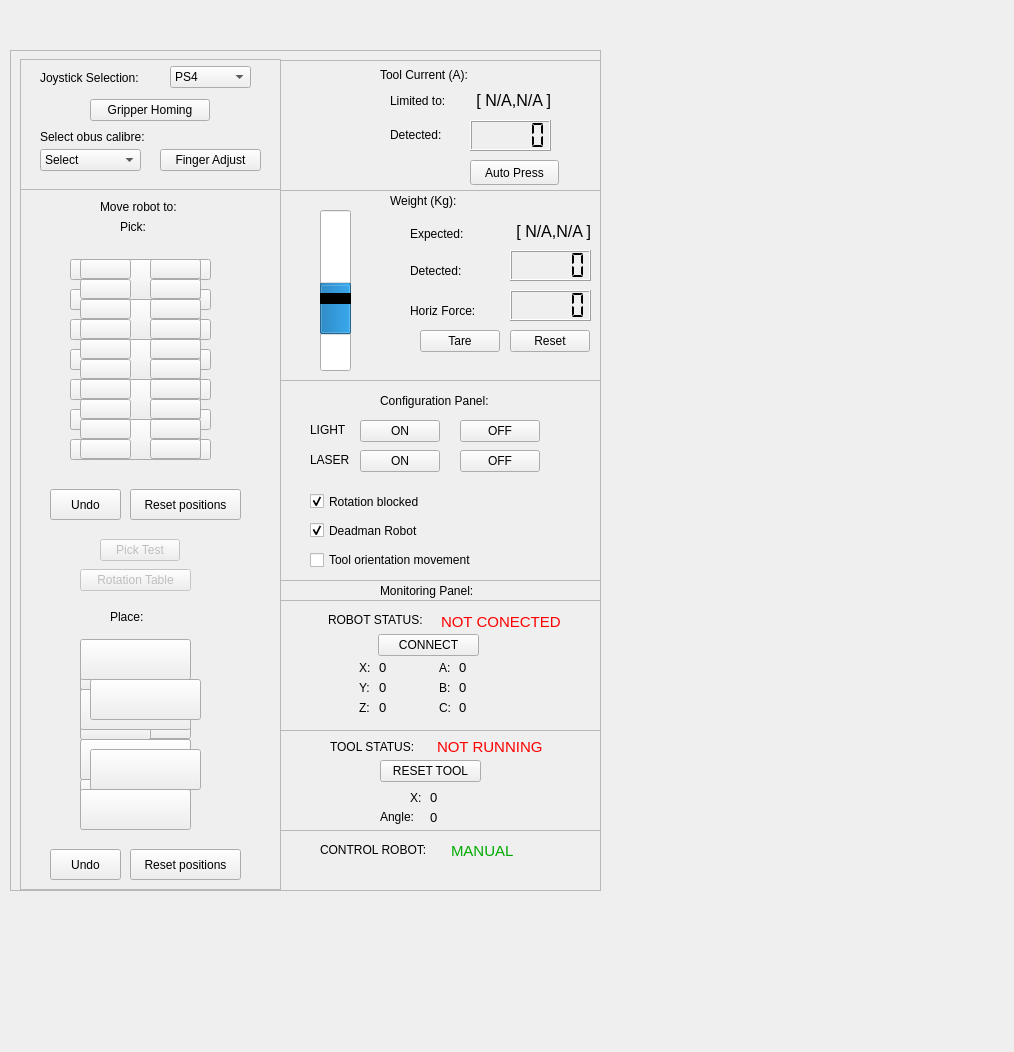
Above: kuka_gui/gui/resource/RqtKuka.ui from asoriano1/obuses_project before the change. Below: the same form after it.
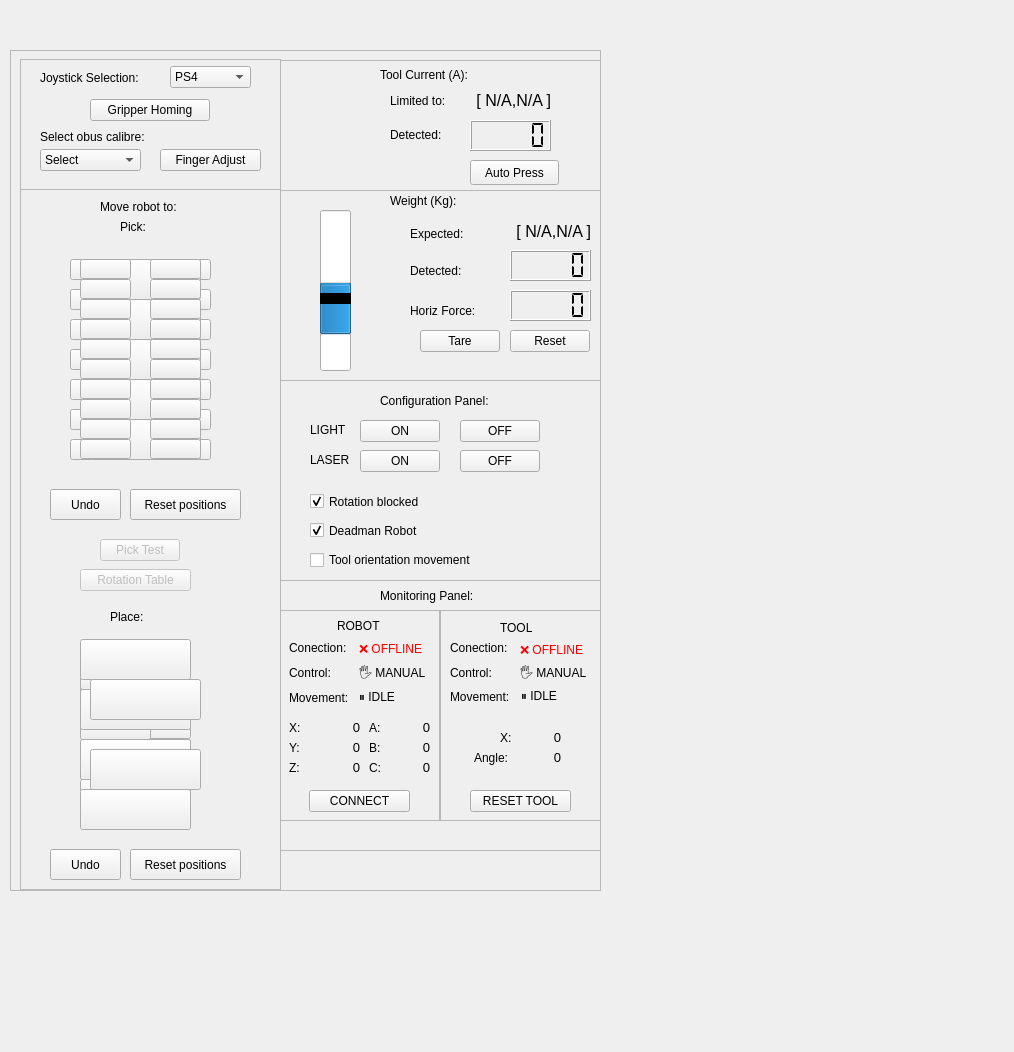
That is the form after the change. Icons and pictures are not drawn.

Patch:
```diff
--- a/kuka_gui/gui/resource/RqtKuka.ui
+++ b/kuka_gui/gui/resource/RqtKuka.ui
@@ -4033,7 +4033,7 @@
       <property name="geometry">
        <rect>
         <x>100</x>
-        <y>0</y>
+        <y>5</y>
         <width>131</width>
         <height>21</height>
        </rect>
@@ -4046,9 +4046,9 @@
       <property name="geometry">
        <rect>
         <x>0</x>
-        <y>150</y>
+        <y>270</y>
         <width>331</width>
-        <height>101</height>
+        <height>41</height>
        </rect>
       </property>
       <property name="frameShape">
@@ -4057,141 +4057,14 @@
       <property name="frameShadow">
        <enum>QFrame::Raised</enum>
       </property>
-      <widget class="QLabel" name="tool_status_label">
-       <property name="geometry">
-        <rect>
-         <x>157</x>
-         <y>8</y>
-         <width>121</width>
-         <height>16</height>
-        </rect>
-       </property>
-       <property name="font">
-        <font>
-         <pointsize>10</pointsize>
-        </font>
-       </property>
-       <property name="autoFillBackground">
-        <bool>true</bool>
-       </property>
-       <property name="styleSheet">
-        <string notr="true">color: rgb(0, 170, 0);</string>
-       </property>
-       <property name="text">
-        <string>&lt;html&gt;&lt;head/&gt;&lt;body&gt;&lt;p&gt;&lt;span style=&quot; font-size:11pt; color:#ff0000;&quot;&gt;NOT RUNNING&lt;/span&gt;&lt;/p&gt;&lt;/body&gt;&lt;/html&gt;</string>
-       </property>
-      </widget>
-      <widget class="QLabel" name="label_30">
-       <property name="geometry">
-        <rect>
-         <x>50</x>
-         <y>7</y>
-         <width>101</width>
-         <height>20</height>
-        </rect>
-       </property>
-       <property name="text">
-        <string>TOOL STATUS:</string>
-       </property>
-      </widget>
-      <widget class="QPushButton" name="Reset_Ext_Button">
-       <property name="enabled">
-        <bool>true</bool>
-       </property>
-       <property name="geometry">
-        <rect>
-         <x>100</x>
-         <y>30</y>
-         <width>101</width>
-         <height>22</height>
-        </rect>
-       </property>
-       <property name="text">
-        <string>RESET TOOL</string>
-       </property>
-      </widget>
-      <widget class="QLabel" name="label_34">
-       <property name="geometry">
-        <rect>
-         <x>130</x>
-         <y>60</y>
-         <width>21</width>
-         <height>16</height>
-        </rect>
-       </property>
-       <property name="text">
-        <string>X:</string>
-       </property>
-      </widget>
-      <widget class="QLabel" name="label_35">
-       <property name="geometry">
-        <rect>
-         <x>100</x>
-         <y>77</y>
-         <width>51</width>
-         <height>20</height>
-        </rect>
-       </property>
-       <property name="text">
-        <string>Angle:</string>
-       </property>
-      </widget>
-      <widget class="QLabel" name="tool_pose_x_label">
-       <property name="geometry">
-        <rect>
-         <x>150</x>
-         <y>60</y>
-         <width>61</width>
-         <height>16</height>
-        </rect>
-       </property>
-       <property name="font">
-        <font>
-         <pointsize>10</pointsize>
-        </font>
-       </property>
-       <property name="autoFillBackground">
-        <bool>true</bool>
-       </property>
-       <property name="styleSheet">
-        <string notr="true">color: rgb(0, 170, 0);</string>
-       </property>
-       <property name="text">
-        <string>&lt;html&gt;&lt;head/&gt;&lt;body&gt;&lt;p&gt;&lt;span style=&quot; color:#000000;&quot;&gt;0&lt;/span&gt;&lt;/p&gt;&lt;/body&gt;&lt;/html&gt;</string>
-       </property>
-      </widget>
-      <widget class="QLabel" name="tool_pose_a_label">
-       <property name="geometry">
-        <rect>
-         <x>150</x>
-         <y>80</y>
-         <width>61</width>
-         <height>16</height>
-        </rect>
-       </property>
-       <property name="font">
-        <font>
-         <pointsize>10</pointsize>
-        </font>
-       </property>
-       <property name="autoFillBackground">
-        <bool>true</bool>
-       </property>
-       <property name="styleSheet">
-        <string notr="true">color: rgb(0, 170, 0);</string>
-       </property>
-       <property name="text">
-        <string>&lt;html&gt;&lt;head/&gt;&lt;body&gt;&lt;p&gt;&lt;span style=&quot; color:#000000;&quot;&gt;0&lt;/span&gt;&lt;/p&gt;&lt;/body&gt;&lt;/html&gt;</string>
-       </property>
-      </widget>
      </widget>
      <widget class="QFrame" name="frame_robot_status">
       <property name="geometry">
        <rect>
         <x>-1</x>
-        <y>20</y>
-        <width>331</width>
-        <height>131</height>
+        <y>30</y>
+        <width>161</width>
+        <height>211</height>
        </rect>
       </property>
       <property name="frameShape">
@@ -4200,44 +4073,31 @@
       <property name="frameShadow">
        <enum>QFrame::Raised</enum>
       </property>
-      <widget class="QPushButton" name="Reset_Robot_Button">
-       <property name="geometry">
-        <rect>
-         <x>99</x>
-         <y>34</y>
-         <width>101</width>
-         <height>22</height>
-        </rect>
-       </property>
-       <property name="text">
-        <string>CONNECT</string>
-       </property>
-      </widget>
       <widget class="QLabel" name="label_29">
        <property name="geometry">
         <rect>
-         <x>49</x>
-         <y>10</y>
-         <width>111</width>
-         <height>20</height>
+         <x>10</x>
+         <y>30</y>
+         <width>71</width>
+         <height>16</height>
         </rect>
        </property>
        <property name="text">
-        <string>ROBOT STATUS:</string>
+        <string>Conection:</string>
        </property>
       </widget>
       <widget class="QLabel" name="robot_connection_label">
        <property name="geometry">
         <rect>
-         <x>162</x>
-         <y>12</y>
-         <width>121</width>
+         <x>80</x>
+         <y>29</y>
+         <width>71</width>
          <height>20</height>
         </rect>
        </property>
        <property name="font">
         <font>
-         <pointsize>10</pointsize>
+         <pointsize>9</pointsize>
         </font>
        </property>
        <property name="autoFillBackground">
@@ -4247,14 +4107,14 @@
         <string notr="true">color: rgb(0, 170, 0);</string>
        </property>
        <property name="text">
-        <string>&lt;html&gt;&lt;head/&gt;&lt;body&gt;&lt;p&gt;&lt;span style=&quot; font-size:11pt; color:#ff0000;&quot;&gt;NOT CONECTED&lt;/span&gt;&lt;/p&gt;&lt;/body&gt;&lt;/html&gt;</string>
+        <string>&lt;html&gt;&lt;head/&gt;&lt;body&gt;&lt;p&gt;&lt;span style=&quot; color:#ff0000;&quot;&gt;❌ OFFLINE&lt;/span&gt;&lt;/p&gt;&lt;/body&gt;&lt;/html&gt;</string>
        </property>
       </widget>
       <widget class="QLabel" name="label_31">
        <property name="geometry">
         <rect>
-         <x>80</x>
-         <y>60</y>
+         <x>10</x>
+         <y>110</y>
          <width>21</width>
          <height>16</height>
         </rect>
@@ -4266,8 +4126,8 @@
       <widget class="QLabel" name="label_32">
        <property name="geometry">
         <rect>
-         <x>80</x>
-         <y>80</y>
+         <x>10</x>
+         <y>130</y>
          <width>21</width>
          <height>16</height>
         </rect>
@@ -4279,8 +4139,8 @@
       <widget class="QLabel" name="label_33">
        <property name="geometry">
         <rect>
-         <x>80</x>
-         <y>100</y>
+         <x>10</x>
+         <y>150</y>
          <width>21</width>
          <height>16</height>
         </rect>
@@ -4292,9 +4152,9 @@
       <widget class="QLabel" name="robot_pose_x_label">
        <property name="geometry">
         <rect>
-         <x>100</x>
-         <y>60</y>
-         <width>61</width>
+         <x>30</x>
+         <y>110</y>
+         <width>51</width>
          <height>16</height>
         </rect>
        </property>
@@ -4310,15 +4170,15 @@
         <string notr="true">color: rgb(0, 170, 0);</string>
        </property>
        <property name="text">
-        <string>&lt;html&gt;&lt;head/&gt;&lt;body&gt;&lt;p&gt;&lt;span style=&quot; color:#000000;&quot;&gt;0&lt;/span&gt;&lt;/p&gt;&lt;/body&gt;&lt;/html&gt;</string>
+        <string>&lt;html&gt;&lt;head/&gt;&lt;body&gt;&lt;p align=&quot;right&quot;&gt;&lt;span style=&quot; color:#000000;&quot;&gt;0&lt;/span&gt;&lt;/p&gt;&lt;/body&gt;&lt;/html&gt;</string>
        </property>
       </widget>
       <widget class="QLabel" name="robot_pose_y_label">
        <property name="geometry">
         <rect>
-         <x>100</x>
-         <y>80</y>
-         <width>61</width>
+         <x>30</x>
+         <y>130</y>
+         <width>51</width>
          <height>16</height>
         </rect>
        </property>
@@ -4334,15 +4194,15 @@
         <string notr="true">color: rgb(0, 170, 0);</string>
        </property>
        <property name="text">
-        <string>&lt;html&gt;&lt;head/&gt;&lt;body&gt;&lt;p&gt;&lt;span style=&quot; color:#000000;&quot;&gt;0&lt;/span&gt;&lt;/p&gt;&lt;/body&gt;&lt;/html&gt;</string>
+        <string>&lt;html&gt;&lt;head/&gt;&lt;body&gt;&lt;p align=&quot;right&quot;&gt;&lt;span style=&quot; color:#000000;&quot;&gt;0&lt;/span&gt;&lt;/p&gt;&lt;/body&gt;&lt;/html&gt;</string>
        </property>
       </widget>
       <widget class="QLabel" name="robot_pose_z_label">
        <property name="geometry">
         <rect>
-         <x>100</x>
-         <y>100</y>
-         <width>61</width>
+         <x>30</x>
+         <y>150</y>
+         <width>51</width>
          <height>16</height>
         </rect>
        </property>
@@ -4358,14 +4218,14 @@
         <string notr="true">color: rgb(0, 170, 0);</string>
        </property>
        <property name="text">
-        <string>&lt;html&gt;&lt;head/&gt;&lt;body&gt;&lt;p&gt;&lt;span style=&quot; color:#000000;&quot;&gt;0&lt;/span&gt;&lt;/p&gt;&lt;/body&gt;&lt;/html&gt;</string>
+        <string>&lt;html&gt;&lt;head/&gt;&lt;body&gt;&lt;p align=&quot;right&quot;&gt;&lt;span style=&quot; color:#000000;&quot;&gt;0&lt;/span&gt;&lt;/p&gt;&lt;/body&gt;&lt;/html&gt;</string>
        </property>
       </widget>
       <widget class="QLabel" name="label_36">
        <property name="geometry">
         <rect>
-         <x>160</x>
-         <y>60</y>
+         <x>90</x>
+         <y>110</y>
          <width>21</width>
          <height>16</height>
         </rect>
@@ -4377,8 +4237,8 @@
       <widget class="QLabel" name="label_37">
        <property name="geometry">
         <rect>
-         <x>160</x>
-         <y>80</y>
+         <x>90</x>
+         <y>130</y>
          <width>21</width>
          <height>16</height>
         </rect>
@@ -4390,8 +4250,8 @@
       <widget class="QLabel" name="label_38">
        <property name="geometry">
         <rect>
-         <x>160</x>
-         <y>100</y>
+         <x>90</x>
+         <y>150</y>
          <width>21</width>
          <height>16</height>
         </rect>
@@ -4403,9 +4263,9 @@
       <widget class="QLabel" name="robot_pose_a_label">
        <property name="geometry">
         <rect>
-         <x>180</x>
-         <y>60</y>
-         <width>61</width>
+         <x>110</x>
+         <y>110</y>
+         <width>41</width>
          <height>16</height>
         </rect>
        </property>
@@ -4421,15 +4281,15 @@
         <string notr="true">color: rgb(0, 170, 0);</string>
        </property>
        <property name="text">
-        <string>&lt;html&gt;&lt;head/&gt;&lt;body&gt;&lt;p&gt;&lt;span style=&quot; color:#000000;&quot;&gt;0&lt;/span&gt;&lt;/p&gt;&lt;/body&gt;&lt;/html&gt;</string>
+        <string>&lt;html&gt;&lt;head/&gt;&lt;body&gt;&lt;p align=&quot;right&quot;&gt;&lt;span style=&quot; color:#000000;&quot;&gt;0&lt;/span&gt;&lt;/p&gt;&lt;/body&gt;&lt;/html&gt;</string>
        </property>
       </widget>
       <widget class="QLabel" name="robot_pose_b_label">
        <property name="geometry">
         <rect>
-         <x>180</x>
-         <y>80</y>
-         <width>61</width>
+         <x>110</x>
+         <y>130</y>
+         <width>41</width>
          <height>16</height>
         </rect>
        </property>
@@ -4445,15 +4305,15 @@
         <string notr="true">color: rgb(0, 170, 0);</string>
        </property>
        <property name="text">
-        <string>&lt;html&gt;&lt;head/&gt;&lt;body&gt;&lt;p&gt;&lt;span style=&quot; color:#000000;&quot;&gt;0&lt;/span&gt;&lt;/p&gt;&lt;/body&gt;&lt;/html&gt;</string>
+        <string>&lt;html&gt;&lt;head/&gt;&lt;body&gt;&lt;p align=&quot;right&quot;&gt;&lt;span style=&quot; color:#000000;&quot;&gt;0&lt;/span&gt;&lt;/p&gt;&lt;/body&gt;&lt;/html&gt;</string>
        </property>
       </widget>
       <widget class="QLabel" name="robot_pose_c_label">
        <property name="geometry">
         <rect>
-         <x>180</x>
-         <y>100</y>
-         <width>61</width>
+         <x>110</x>
+         <y>150</y>
+         <width>41</width>
          <height>16</height>
         </rect>
        </property>
@@ -4469,17 +4329,117 @@
         <string notr="true">color: rgb(0, 170, 0);</string>
        </property>
        <property name="text">
-        <string>&lt;html&gt;&lt;head/&gt;&lt;body&gt;&lt;p&gt;&lt;span style=&quot; color:#000000;&quot;&gt;0&lt;/span&gt;&lt;/p&gt;&lt;/body&gt;&lt;/html&gt;</string>
+        <string>&lt;html&gt;&lt;head/&gt;&lt;body&gt;&lt;p align=&quot;right&quot;&gt;&lt;span style=&quot; color:#000000;&quot;&gt;0&lt;/span&gt;&lt;/p&gt;&lt;/body&gt;&lt;/html&gt;</string>
+       </property>
+      </widget>
+      <widget class="QLabel" name="label_46">
+       <property name="geometry">
+        <rect>
+         <x>10</x>
+         <y>55</y>
+         <width>71</width>
+         <height>16</height>
+        </rect>
+       </property>
+       <property name="text">
+        <string>Control:</string>
+       </property>
+      </widget>
+      <widget class="QLabel" name="robot_mode_label">
+       <property name="geometry">
+        <rect>
+         <x>80</x>
+         <y>54</y>
+         <width>71</width>
+         <height>20</height>
+        </rect>
+       </property>
+       <property name="font">
+        <font>
+         <pointsize>9</pointsize>
+        </font>
+       </property>
+       <property name="autoFillBackground">
+        <bool>true</bool>
+       </property>
+       <property name="styleSheet">
+        <string notr="true">color: rgb(0, 0, 0);</string>
+       </property>
+       <property name="text">
+        <string>&lt;html&gt;&lt;head/&gt;&lt;body&gt;&lt;p&gt;🖐️ MANUAL&lt;/p&gt;&lt;/body&gt;&lt;/html&gt;</string>
+       </property>
+      </widget>
+      <widget class="QLabel" name="label_47">
+       <property name="geometry">
+        <rect>
+         <x>10</x>
+         <y>80</y>
+         <width>71</width>
+         <height>16</height>
+        </rect>
+       </property>
+       <property name="text">
+        <string>Movement:</string>
+       </property>
+      </widget>
+      <widget class="QLabel" name="robot_control_label_2">
+       <property name="geometry">
+        <rect>
+         <x>80</x>
+         <y>77</y>
+         <width>71</width>
+         <height>20</height>
+        </rect>
+       </property>
+       <property name="font">
+        <font>
+         <pointsize>9</pointsize>
+        </font>
+       </property>
+       <property name="autoFillBackground">
+        <bool>true</bool>
+       </property>
+       <property name="styleSheet">
+        <string notr="true">color: rgb(0, 0, 0);</string>
+       </property>
+       <property name="text">
+        <string>&lt;html&gt;&lt;head/&gt;&lt;body&gt;&lt;p&gt;⏸️ IDLE&lt;/p&gt;&lt;/body&gt;&lt;/html&gt;</string>
+       </property>
+      </widget>
+      <widget class="QLabel" name="label_48">
+       <property name="geometry">
+        <rect>
+         <x>58</x>
+         <y>8</y>
+         <width>51</width>
+         <height>16</height>
+        </rect>
+       </property>
+       <property name="text">
+        <string>ROBOT</string>
+       </property>
+      </widget>
+      <widget class="QPushButton" name="Reset_Robot_Button">
+       <property name="geometry">
+        <rect>
+         <x>30</x>
+         <y>180</y>
+         <width>101</width>
+         <height>22</height>
+        </rect>
+       </property>
+       <property name="text">
+        <string>CONNECT</string>
        </property>
       </widget>
      </widget>
      <widget class="QFrame" name="frame_2">
       <property name="geometry">
        <rect>
-        <x>0</x>
-        <y>250</y>
-        <width>331</width>
-        <height>61</height>
+        <x>160</x>
+        <y>30</y>
+        <width>171</width>
+        <height>211</height>
        </rect>
       </property>
       <property name="frameShape">
@@ -4488,15 +4448,41 @@
       <property name="frameShadow">
        <enum>QFrame::Raised</enum>
       </property>
-      <widget class="QLabel" name="control_mode_label">
+      <widget class="QLabel" name="label_35">
        <property name="geometry">
         <rect>
-         <x>171</x>
-         <y>11</y>
-         <width>111</width>
+         <x>34</x>
+         <y>138</y>
+         <width>41</width>
          <height>20</height>
         </rect>
        </property>
+       <property name="text">
+        <string>Angle:</string>
+       </property>
+      </widget>
+      <widget class="QLabel" name="label_34">
+       <property name="geometry">
+        <rect>
+         <x>60</x>
+         <y>120</y>
+         <width>21</width>
+         <height>16</height>
+        </rect>
+       </property>
+       <property name="text">
+        <string>X:</string>
+       </property>
+      </widget>
+      <widget class="QLabel" name="tool_pose_a_label">
+       <property name="geometry">
+        <rect>
+         <x>80</x>
+         <y>140</y>
+         <width>41</width>
+         <height>16</height>
+        </rect>
+       </property>
        <property name="font">
         <font>
          <pointsize>10</pointsize>
@@ -4509,20 +4495,171 @@
         <string notr="true">color: rgb(0, 170, 0);</string>
        </property>
        <property name="text">
-        <string>&lt;html&gt;&lt;head/&gt;&lt;body&gt;&lt;p&gt;&lt;span style=&quot; font-size:11pt;&quot;&gt;MANUAL&lt;/span&gt;&lt;/p&gt;&lt;/body&gt;&lt;/html&gt;</string>
+        <string>&lt;html&gt;&lt;head/&gt;&lt;body&gt;&lt;p align=&quot;right&quot;&gt;&lt;span style=&quot; color:#000000;&quot;&gt;0&lt;/span&gt;&lt;/p&gt;&lt;/body&gt;&lt;/html&gt;</string>
        </property>
       </widget>
-      <widget class="QLabel" name="label_24">
+      <widget class="QLabel" name="tool_pose_x_label">
        <property name="geometry">
         <rect>
-         <x>40</x>
+         <x>80</x>
+         <y>120</y>
+         <width>41</width>
+         <height>16</height>
+        </rect>
+       </property>
+       <property name="font">
+        <font>
+         <pointsize>10</pointsize>
+        </font>
+       </property>
+       <property name="autoFillBackground">
+        <bool>true</bool>
+       </property>
+       <property name="styleSheet">
+        <string notr="true">color: rgb(0, 170, 0);</string>
+       </property>
+       <property name="text">
+        <string>&lt;html&gt;&lt;head/&gt;&lt;body&gt;&lt;p align=&quot;right&quot;&gt;&lt;span style=&quot; color:#000000;&quot;&gt;0&lt;/span&gt;&lt;/p&gt;&lt;/body&gt;&lt;/html&gt;</string>
+       </property>
+      </widget>
+      <widget class="QLabel" name="label_30">
+       <property name="geometry">
+        <rect>
+         <x>60</x>
          <y>10</y>
-         <width>131</width>
+         <width>41</width>
+         <height>16</height>
+        </rect>
+       </property>
+       <property name="text">
+        <string>TOOL</string>
+       </property>
+      </widget>
+      <widget class="QPushButton" name="Reset_Ext_Button">
+       <property name="enabled">
+        <bool>true</bool>
+       </property>
+       <property name="geometry">
+        <rect>
+         <x>30</x>
+         <y>180</y>
+         <width>101</width>
+         <height>22</height>
+        </rect>
+       </property>
+       <property name="text">
+        <string>RESET TOOL</string>
+       </property>
+      </widget>
+      <widget class="QLabel" name="label_49">
+       <property name="geometry">
+        <rect>
+         <x>10</x>
+         <y>30</y>
+         <width>71</width>
+         <height>16</height>
+        </rect>
+       </property>
+       <property name="text">
+        <string>Conection:</string>
+       </property>
+      </widget>
+      <widget class="QLabel" name="label_50">
+       <property name="geometry">
+        <rect>
+         <x>10</x>
+         <y>55</y>
+         <width>71</width>
+         <height>16</height>
+        </rect>
+       </property>
+       <property name="text">
+        <string>Control:</string>
+       </property>
+      </widget>
+      <widget class="QLabel" name="label_51">
+       <property name="geometry">
+        <rect>
+         <x>10</x>
+         <y>79</y>
+         <width>71</width>
+         <height>16</height>
+        </rect>
+       </property>
+       <property name="text">
+        <string>Movement:</string>
+       </property>
+      </widget>
+      <widget class="QLabel" name="tool_connection_label">
+       <property name="geometry">
+        <rect>
+         <x>80</x>
+         <y>30</y>
+         <width>71</width>
          <height>20</height>
         </rect>
        </property>
+       <property name="font">
+        <font>
+         <pointsize>9</pointsize>
+        </font>
+       </property>
+       <property name="autoFillBackground">
+        <bool>true</bool>
+       </property>
+       <property name="styleSheet">
+        <string notr="true">color: rgb(0, 170, 0);</string>
+       </property>
        <property name="text">
-        <string>CONTROL ROBOT:</string>
+        <string>&lt;html&gt;&lt;head/&gt;&lt;body&gt;&lt;p&gt;&lt;span style=&quot; color:#ff0000;&quot;&gt;❌ OFFLINE&lt;/span&gt;&lt;/p&gt;&lt;/body&gt;&lt;/html&gt;</string>
+       </property>
+      </widget>
+      <widget class="QLabel" name="tool_mode_label">
+       <property name="geometry">
+        <rect>
+         <x>80</x>
+         <y>54</y>
+         <width>71</width>
+         <height>20</height>
+        </rect>
+       </property>
+       <property name="font">
+        <font>
+         <pointsize>9</pointsize>
+        </font>
+       </property>
+       <property name="autoFillBackground">
+        <bool>true</bool>
+       </property>
+       <property name="styleSheet">
+        <string notr="true">color: rgb(0, 0, 0);</string>
+       </property>
+       <property name="text">
+        <string>&lt;html&gt;&lt;head/&gt;&lt;body&gt;&lt;p&gt;🖐️ MANUAL&lt;/p&gt;&lt;/body&gt;&lt;/html&gt;</string>
+       </property>
+      </widget>
+      <widget class="QLabel" name="tool_control_label">
+       <property name="geometry">
+        <rect>
+         <x>81</x>
+         <y>76</y>
+         <width>71</width>
+         <height>20</height>
+        </rect>
+       </property>
+       <property name="font">
+        <font>
+         <pointsize>9</pointsize>
+        </font>
+       </property>
+       <property name="autoFillBackground">
+        <bool>true</bool>
+       </property>
+       <property name="styleSheet">
+        <string notr="true">color: rgb(0, 0, 0);</string>
+       </property>
+       <property name="text">
+        <string>&lt;html&gt;&lt;head/&gt;&lt;body&gt;&lt;p&gt;⏸️ IDLE&lt;/p&gt;&lt;/body&gt;&lt;/html&gt;</string>
        </property>
       </widget>
      </widget>
@@ -4637,7 +4774,7 @@
        <rect>
         <x>30</x>
         <y>170</y>
-        <width>231</width>
+        <width>191</width>
         <height>20</height>
        </rect>
       </property>
@@ -4653,7 +4790,7 @@
        <rect>
         <x>30</x>
         <y>140</y>
-        <width>181</width>
+        <width>151</width>
         <height>21</height>
        </rect>
       </property>
@@ -4669,7 +4806,7 @@
        <rect>
         <x>30</x>
         <y>110</y>
-        <width>161</width>
+        <width>131</width>
         <height>23</height>
        </rect>
       </property>
```
Left out of the diff: 2 changed lines with no effect on the pictures.
